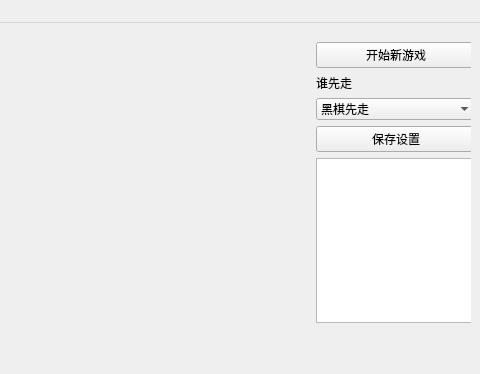
Before: the Qt Designer form src/gui/mainwindow.ui in LR-Shur/ChessTrain, drawn with Qt 5; both pictures show x 320 to 800 and y 0 to 374 of the 800 by 600 pixel window.
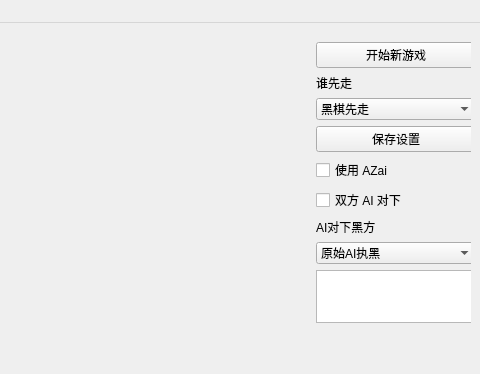
After: the same form once the commit is applied.

Patch:
```diff
--- a/src/gui/mainwindow.ui
+++ b/src/gui/mainwindow.ui
@@ -72,6 +72,52 @@
             </property>
            </widget>
           </item>
+          <item>
+           <widget class="QCheckBox" name="useAzAiCheckBox">
+            <property name="text">
+             <string>使用 AZai</string>
+            </property>
+            <property name="checked">
+             <bool>false</bool>
+            </property>
+           </widget>
+          </item>
+          <item>
+           <widget class="QCheckBox" name="aiVsAiCheckBox">
+            <property name="text">
+             <string>双方 AI 对下</string>
+            </property>
+            <property name="checked">
+             <bool>false</bool>
+            </property>
+           </widget>
+          </item>
+          <item>
+           <widget class="QLabel" name="aiVsAiBlackLabel">
+            <property name="text">
+             <string>AI对下黑方</string>
+            </property>
+           </widget>
+          </item>
+          <item>
+           <widget class="QComboBox" name="aiVsAiBlackCombo">
+            <item>
+             <property name="text">
+              <string>原始AI执黑</string>
+             </property>
+            </item>
+            <item>
+             <property name="text">
+              <string>AZai执黑</string>
+             </property>
+            </item>
+            <item>
+             <property name="text">
+              <string>随机</string>
+             </property>
+            </item>
+           </widget>
+          </item>
           <item>
            <widget class="QPlainTextEdit" name="infoTextEdit"/>
           </item>
```
